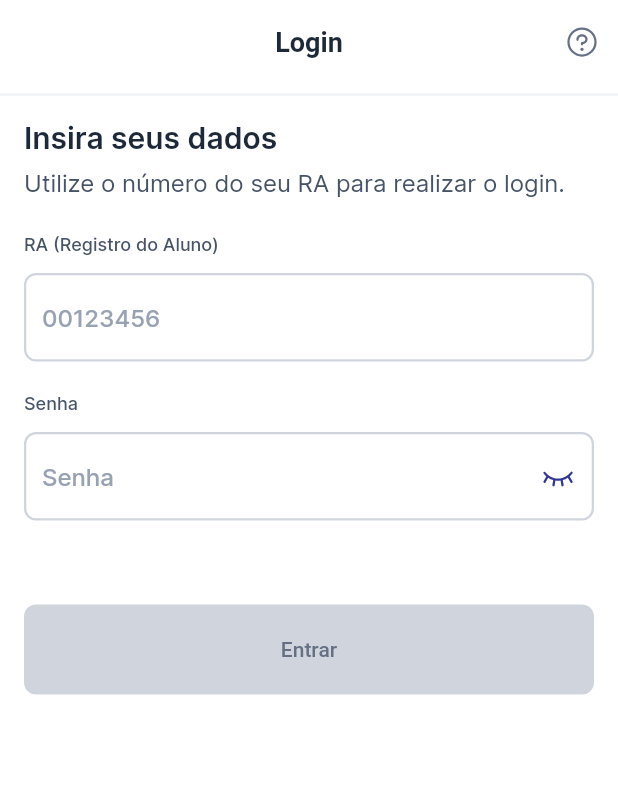
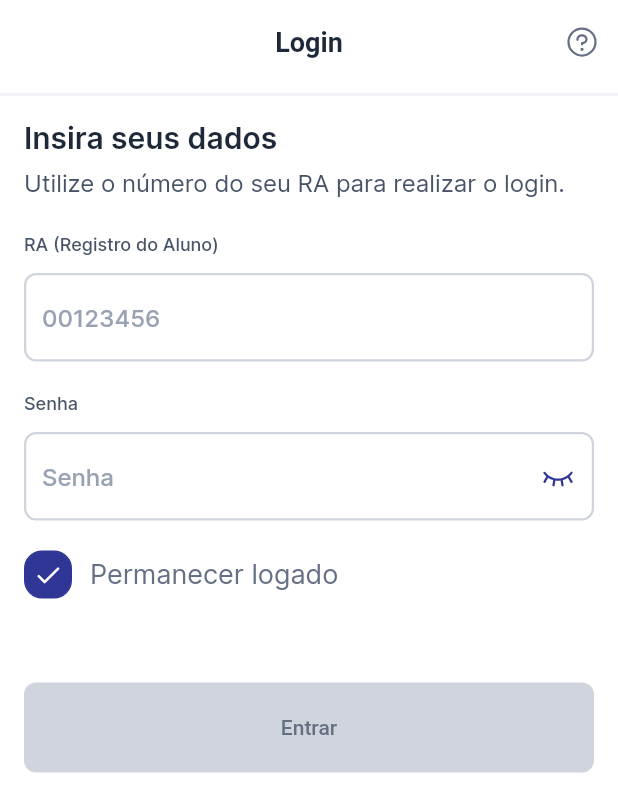
Before and after one commit to bernardoveras/studle, a Flutter app: the LoginPage screen opened by its route, on a phone screen of 412 x 824 dp. Shown: the top 812 px of the screen. Run offline on Flutter 3.47's test engine with Material 3 defaults, Android fonts, the light colour scheme and no system bars; drawn by our look-alikes of flutter_animate; our stand-ins replace equatable, get_it, go_router, phosphor_flutter, result_dart, shared_preferences and 1 more; missing offline and left inert: validatorless; accounts and stored records are empty.

Commit message:
feat: add route guard, add persistent login, detect first access and refactory local storage service implementation

```diff
--- a/lib/src/core/constants/local_storage_key.dart
+++ b/lib/src/core/constants/local_storage_key.dart
@@ -1,3 +1,4 @@
 abstract class LocalStorageKey {
+  static String get user => 'session.user';
   static String get firstAccess => 'session.first-access';
 }
--- a/lib/src/core/dependecy_injection/injector.dart
+++ b/lib/src/core/dependecy_injection/injector.dart
@@ -23,7 +23,9 @@ abstract class Injector {
   ///
   /// This private method registers various service implementations with GetIt.
   static void _registerServices() {
-    _getIt.registerAuthenticationServices();
+    _getIt
+      ..registerAuthenticationServices()
+      ..registerLocalStorageServices();
   }
 
   /// Register all dependencies.
--- a/lib/src/core/router.dart
+++ b/lib/src/core/router.dart
@@ -9,10 +9,12 @@ import '../modules/home/ui/pages/home_page.dart';
 import '../modules/onboarding/ui/pages/onboarding_page.dart';
 import '../modules/onboarding/ui/stores/onboarding_store.dart';
 import 'dependecy_injection/injector.dart';
+import 'route_guard.dart';
+import 'user_session.dart';
 
 abstract class AppRouter {
   static final router = GoRouter(
-    initialLocation: OnboardingPage.route,
+    initialLocation: LoginPage.route,
     routes: [
       GoRoute(
         path: HomePage.route,
@@ -21,7 +23,9 @@ abstract class AppRouter {
       GoRoute(
         path: OnboardingPage.route,
         builder: (context, state) => ChangeNotifierProvider.value(
-          value: OnboardingStore(),
+          value: OnboardingStore(
+            userSession: Injector.resolve(),
+          ),
           child: const OnboardingPage(),
         ),
       ),
@@ -40,9 +44,13 @@ abstract class AppRouter {
             authService: Injector.resolve(),
             userSession: Injector.resolve(),
           ),
-          child: const LoginPage(),
+          child: LoginPage(
+            from: state.uri.queryParameters['from'],
+          ),
         ),
       ),
     ],
+    redirect: RouteGuard.redirect,
+    refreshListenable: Injector.resolve<UserSession>(),
   );
 }
--- a/lib/src/core/services/local_storage/domain/services/i_local_storage_service.dart
+++ b/lib/src/core/services/local_storage/domain/services/i_local_storage_service.dart
@@ -5,8 +5,9 @@ import '../../../../exceptions/exceptions.dart';
 abstract interface class ILocalStorageService {
   AsyncResult<T, GenericException> read<T extends Object>(String key);
   AsyncResult<bool, GenericException> delete(String key);
-  AsyncResult<bool, GenericException> write<T extends Object>(
+  AsyncResult<bool, GenericException> deleteAll();
+  AsyncResult<bool, GenericException> write<T extends Object?>(
     String key,
-    T value,
+    T? value,
   );
 }
--- a/lib/src/core/ui/design_system/design_system.dart
+++ b/lib/src/core/ui/design_system/design_system.dart
@@ -2,5 +2,6 @@ export 'colors/colors.dart';
 export 'exceptions/exceptions.dart';
 export 'themes/theme.dart';
 export 'typographies/typographies.dart';
-export 'widgets/buttons/butons.dart';
+export 'widgets/buttons/buttons.dart';
+export 'widgets/checkboxes/checkboxes.dart';
 export 'widgets/default_text_field.dart';
--- /dev/null
+++ b/lib/src/core/ui/design_system/widgets/checkboxes/checkboxes.dart
@@ -0,0 +1,2 @@
+export 'default_checkbox.dart';
+export 'default_checkbox_tile.dart';
--- /dev/null
+++ b/lib/src/core/ui/design_system/widgets/checkboxes/default_checkbox.dart
@@ -0,0 +1,58 @@
+import 'package:flutter/material.dart';
+import 'package:flutter_animate/flutter_animate.dart';
+import 'package:phosphor_flutter/phosphor_flutter.dart';
+
+import '../../design_system.dart';
+
+class DefaultCheckbox extends StatelessWidget {
+  const DefaultCheckbox({
+    super.key,
+    required this.value,
+    this.onChanged,
+  });
+
+  final bool value;
+  final ValueChanged<bool>? onChanged;
+
+  @override
+  Widget build(BuildContext context) {
+    return AnimatedContainer(
+      duration: const Duration(milliseconds: 250),
+      curve: Curves.easeInOut,
+      decoration: BoxDecoration(
+        // shape: BoxShape.circle,
+        borderRadius: BorderRadius.circular(12),
+        color: value ? PrimaryColors.brand : Colors.transparent,
+        border: Border.all(
+          color: value ? PrimaryColors.brand : PrimaryColors.brand.v100,
+        ),
+      ),
+      height: 32,
+      width: 32,
+      child: Animate(
+        target: value ? 1 : 0,
+        effects: const [
+          FadeEffect(
+            curve: Curves.easeInOut,
+            duration: Duration(milliseconds: 200),
+          ),
+          ScaleEffect(
+            begin: Offset(0.7, 0.7),
+            curve: Curves.easeInOut,
+            duration: Duration(milliseconds: 200),
+          ),
+          MoveEffect(
+            begin: Offset(0, 5),
+            curve: Curves.easeInOut,
+            duration: Duration(milliseconds: 200),
+          ),
+        ],
+        child: const Icon(
+          PhosphorIconsBold.check,
+          color: Colors.white,
+          size: 18,
+        ),
+      ),
+    );
+  }
+}
--- /dev/null
+++ b/lib/src/core/ui/design_system/widgets/checkboxes/default_checkbox_tile.dart
@@ -0,0 +1,46 @@
+import 'package:flutter/material.dart';
+
+import '../../design_system.dart';
+
+class DefaultCheckboxTile extends StatelessWidget {
+  const DefaultCheckboxTile({
+    super.key,
+    this.title,
+    this.value = false,
+    this.onChanged,
+  });
+  final String? title;
+  final bool value;
+  final ValueChanged<bool>? onChanged;
+
+  @override
+  Widget build(BuildContext context) {
+    return GestureDetector(
+      behavior: HitTestBehavior.opaque,
+      onTap: () => onChanged?.call(!value),
+      child: Row(
+        children: [
+          DefaultCheckbox(
+            value: value,
+            onChanged: onChanged,
+          ),
+          if (title != null) ...[
+            Flexible(
+              child: Padding(
+                padding: const EdgeInsets.symmetric(horizontal: 12),
+                child: Text(
+                  title!,
+                  style: Text1Typography(
+                    color: MonoChromaticColors.gray,
+                  ),
+                  maxLines: 2,
+                  overflow: TextOverflow.ellipsis,
+                ),
+              ),
+            ),
+          ],
+        ],
+      ),
+    );
+  }
+}
--- a/lib/src/modules/authentication/ui/pages/login_page.dart
+++ b/lib/src/modules/authentication/ui/pages/login_page.dart
@@ -14,9 +14,12 @@ import '../store/login_store.dart';
 class LoginPage extends StatefulWidget {
   const LoginPage({
     super.key,
+    this.from,
   });
 
   static String get route => '/auth';
+
+  final String? from;
 
   @override
   State<LoginPage> createState() => _LoginPageState();
@@ -121,6 +124,12 @@ class _LoginPageState extends State<LoginPage> {
                       onChanged: store.changePassword,
                       onFieldSubmitted: (_) => submit(),
                     ),
+                    const SizedBox(height: 20),
+                    DefaultCheckboxTile(
+                      title: 'Permanecer logado',
+                      value: store.stayLogged,
+                      onChanged: store.changeStayLogged,
+                    ),
                     const SizedBox(height: 56),
                     SolidButton.primary(
                       label: 'Entrar',
--- a/lib/src/modules/onboarding/ui/stores/onboarding_store.dart
+++ b/lib/src/modules/onboarding/ui/stores/onboarding_store.dart
@@ -2,10 +2,15 @@ import 'package:collection/collection.dart';
 import 'package:flutter/material.dart';
 
 import '../../../../core/constants/image_source_constants.dart';
+import '../../../../core/user_session.dart';
 import '../../domain/entities/onboarding_entity.dart';
 
 class OnboardingStore extends ChangeNotifier {
-  OnboardingStore() {
+  final UserSession userSession;
+
+  OnboardingStore({
+    required this.userSession,
+  }) {
     _composeOnboarding();
   }
 
@@ -71,6 +76,11 @@ class OnboardingStore extends ChangeNotifier {
       duration: const Duration(milliseconds: 350),
       curve: Curves.ease,
     );
+
+    if (userSession.firstAccess) {
+      userSession.setFirstAccess(false, notify: false);
+    }
+
     return nextOnboarding;
   }
 
```
Also changed, not shown: lib/src/core/dependecy_injection/injector_extension.dart (+35 -2 lines), lib/src/core/route_guard.dart (added, +33 -0 lines), lib/src/core/services/local_storage/data/services/local_storage_shared_preferences_service_impl.dart (+38 -2 lines), lib/src/core/user_session.dart (+43 -3 lines), lib/src/modules/authentication/ui/store/login_store.dart (+10 -1 lines), lib/src/modules/home/ui/pages/home_page.dart (+33 -3 lines), lib/src/core/ui/design_system/widgets/buttons/buttons.dart (renamed from lib/src/core/ui/design_system/widgets/buttons/butons.dart), 1 other file.
